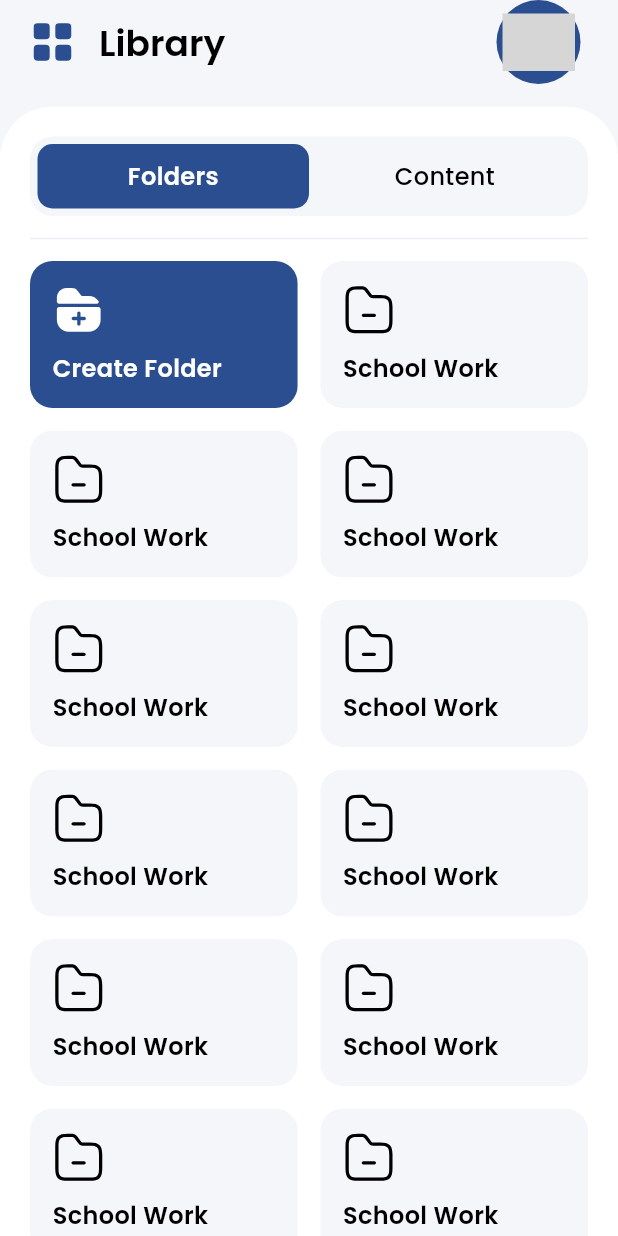
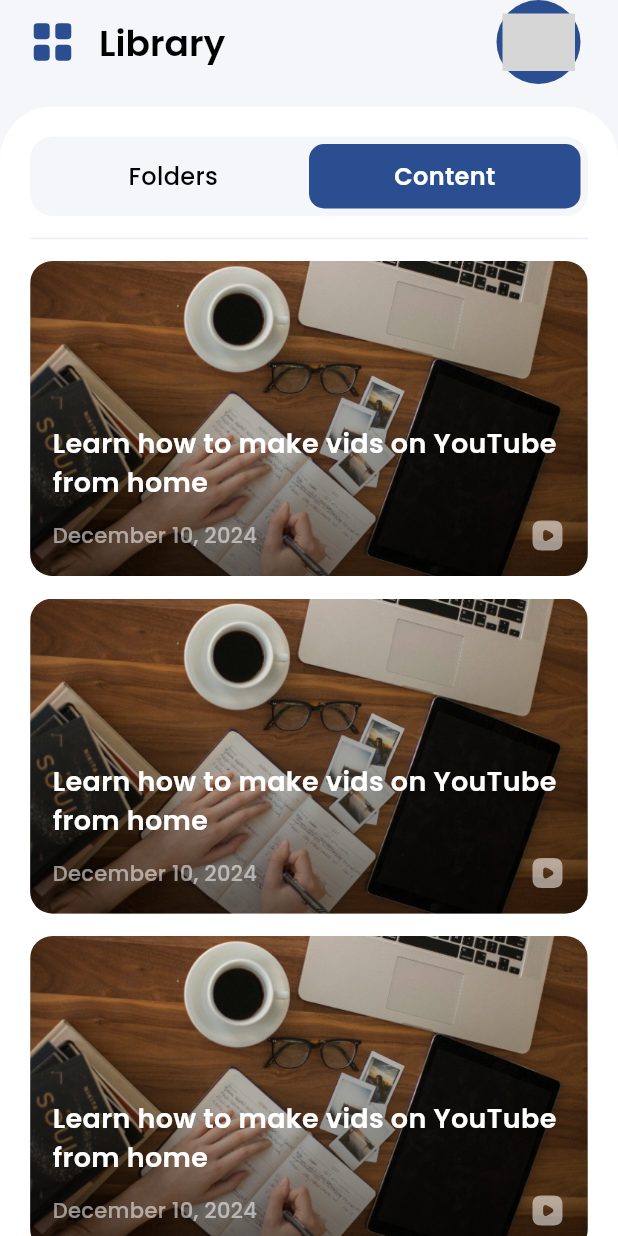
Before and after one commit to theArtistSam/Flutter-Nexus, a Flutter app: the LibraryScreen screen opened directly, after a tap on "Content", on a phone screen of 412 x 824 dp. Run offline on Flutter 3.47's test engine with Material 3 defaults, Android fonts, the phone set to English and light mode, and no system bars; drawn by our look-alikes of figma_squircle; our stand-ins replace audioplayers, awesome_bottom_bar, bloc, carousel_slider, equatable, flutter_bloc and 3 more; missing offline and left inert: dart:ffi; grey boxes are pictures that could not be loaded.

Commit message:
Library Bloc Added + StyledTabs Bloc Fixed

```diff
--- /dev/null
+++ b/lib/blocs/libraryScreen_bloc/bloc/library_screen_bloc.dart
@@ -0,0 +1,20 @@
+import 'dart:async';
+
+import 'package:bloc/bloc.dart';
+import 'package:equatable/equatable.dart';
+import 'package:flutter/material.dart';
+
+part 'library_screen_event.dart';
+part 'library_screen_state.dart';
+
+class LibraryScreenBloc extends Bloc<LibraryScreenEvent, LibraryScreenState> {
+  LibraryScreenBloc() : super(LibraryScreenInitial()) {
+    on<ToggleView>(toggleView);
+  }
+
+  FutureOr<void> toggleView(
+      ToggleView event, Emitter<LibraryScreenState> emit) {
+    final currentState = (state as LibraryScreenInitial);
+    emit(currentState.copyWith(isLeftSelected: event.isLeftSelected));
+  }
+}
--- /dev/null
+++ b/lib/blocs/libraryScreen_bloc/bloc/library_screen_event.dart
@@ -0,0 +1,14 @@
+part of 'library_screen_bloc.dart';
+
+sealed class LibraryScreenEvent extends Equatable {
+  const LibraryScreenEvent();
+
+  @override
+  List<Object> get props => [];
+}
+
+// ignore: must_be_immutable
+class ToggleView extends LibraryScreenEvent {
+  bool isLeftSelected;
+  ToggleView({required this.isLeftSelected});
+}
--- /dev/null
+++ b/lib/blocs/libraryScreen_bloc/bloc/library_screen_state.dart
@@ -0,0 +1,22 @@
+part of 'library_screen_bloc.dart';
+
+sealed class LibraryScreenState extends Equatable {
+  const LibraryScreenState();
+
+  @override
+  List<Object> get props => [];
+}
+
+// ignore: must_be_immutable
+class LibraryScreenInitial extends LibraryScreenState {
+  bool isLeftSelected;
+  LibraryScreenInitial({this.isLeftSelected = true});
+
+  LibraryScreenInitial copyWith({bool? isLeftSelected}) {
+    return LibraryScreenInitial(
+        isLeftSelected: isLeftSelected ?? this.isLeftSelected);
+  }
+
+  @override
+  List<Object> get props => [isLeftSelected];
+}
--- a/lib/blocs/navbar_bloc/bloc/navbar_bloc.dart
+++ b/lib/blocs/navbar_bloc/bloc/navbar_bloc.dart
@@ -13,6 +13,7 @@
 
   FutureOr<void> switchScreenEvent(
       SwitchScreenEvent event, Emitter<NavbarState> emit) {
-    emit((state as NavbarInitial).copyWith(index: event.index));
+    final currentState = state as NavbarInitial;
+    emit((currentState).copyWith(index: event.index));
   }
 }
--- a/lib/blocs/navbar_bloc/bloc/navbar_state.dart
+++ b/lib/blocs/navbar_bloc/bloc/navbar_state.dart
@@ -11,7 +11,7 @@
 
   NavbarInitial({this.index = 0});
 
-  NavbarInitial copyWith({int? index, bool? isTranslateSelected}) {
+  NavbarInitial copyWith({int? index}) {
     return NavbarInitial(
       index: index ?? this.index,
     );
--- a/lib/blocs/styledTabs_bloc/bloc/styled_tabs_bloc.dart
+++ b/lib/blocs/styledTabs_bloc/bloc/styled_tabs_bloc.dart
@@ -13,6 +13,6 @@
 
   FutureOr<void> toggleTabs(ToggleTabs event, Emitter<StyledTabsState> emit) {
     final currentState = (state as StyledTabsInitial);
-    emit((currentState).copyWith(isLeftSelected: !currentState.isLeftSelected));
+    emit((currentState).copyWith(isLeftSelected: event.isLeftSelected));
   }
 }
--- a/lib/blocs/styledTabs_bloc/bloc/styled_tabs_event.dart
+++ b/lib/blocs/styledTabs_bloc/bloc/styled_tabs_event.dart
@@ -7,4 +7,8 @@
   List<Object> get props => [];
 }
 
-class ToggleTabs extends StyledTabsEvent {}
+// ignore: must_be_immutable
+class ToggleTabs extends StyledTabsEvent {
+  bool isLeftSelected;
+  ToggleTabs({required this.isLeftSelected});
+}
--- a/lib/blocs/styledTabs_bloc/bloc/styled_tabs_state.dart
+++ b/lib/blocs/styledTabs_bloc/bloc/styled_tabs_state.dart
@@ -11,7 +11,7 @@
 class StyledTabsInitial extends StyledTabsState {
   bool isLeftSelected;
 
-  StyledTabsInitial({this.isLeftSelected = false});
+  StyledTabsInitial({this.isLeftSelected = true});
 
   StyledTabsInitial copyWith({bool? isLeftSelected}) {
     return StyledTabsInitial(
--- a/lib/screens/library/libraryScreen.dart
+++ b/lib/screens/library/libraryScreen.dart
@@ -1,7 +1,9 @@
 import 'package:figma_squircle/figma_squircle.dart';
 import 'package:flutter/material.dart';
+import 'package:flutter_bloc/flutter_bloc.dart';
 import 'package:flutter_staggered_grid_view/flutter_staggered_grid_view.dart';
 import 'package:flutter_svg/svg.dart';
+import 'package:nexus/blocs/libraryScreen_bloc/bloc/library_screen_bloc.dart';
 import 'package:nexus/screens/folder/folderScreen.dart';
 import 'package:nexus/widgets/contentTile.dart';
 import 'package:nexus/screens/search/searchScreen.dart';
@@ -22,7 +24,19 @@
 }
 
 class _LibraryScreenState extends State<LibraryScreen> {
-  bool isFolderSelected = false;
+  late LibraryScreenBloc libraryScreenBloc;
+
+  @override
+  void initState() {
+    libraryScreenBloc = LibraryScreenBloc();
+    super.initState();
+  }
+
+  @override
+  void dispose() {
+    libraryScreenBloc.close();
+    super.dispose();
+  }
 
   @override
   Widget build(BuildContext context) {
@@ -38,12 +52,12 @@
     }
 
     void changeState(bool isLeftSelected) {
-      setState(() {
-        isFolderSelected = !isFolderSelected;
-      });
+      libraryScreenBloc.add(ToggleView(isLeftSelected: isLeftSelected));
     }
 
-    return Scaffold(
+    return BlocProvider(
+      create: (context) => libraryScreenBloc,
+      child: Scaffold(
           backgroundColor: NexusColors.accentColorLight,
           appBar: PreferredSize(
             preferredSize: const Size.fromHeight(kToolbarHeight + 15),
@@ -76,7 +90,8 @@
               color: Colors.white,
               shape: SmoothRectangleBorder(
                 borderRadius: SmoothBorderRadius.only(
-                  topLeft: SmoothRadius(cornerRadius: 35, cornerSmoothing: 0.8),
+                    topLeft:
+                        SmoothRadius(cornerRadius: 35, cornerSmoothing: 0.8),
                     topRight:
                         SmoothRadius(cornerRadius: 35, cornerSmoothing: 0.8)),
               ),
@@ -88,13 +103,16 @@
                   StyledTabs(
                       leftTabText: 'Folders',
                       rightTabText: 'Content',
-                    // isLeftSelected: isFolderSelected,
                       changeState: changeState),
                   const Divider(
                     color: NexusColors.dividerColor,
                     height: 30,
                   ),
-                isFolderSelected
+                  BlocBuilder<LibraryScreenBloc, LibraryScreenState>(
+                      builder: (context, state) {
+                    if (state is LibraryScreenInitial) {
+                      bool isLeftSelected = state.isLeftSelected;
+                      return isLeftSelected
                           ? Expanded(
                               child: MasonryGridView.count(
                                   padding: const EdgeInsets.all(0),
@@ -117,15 +135,18 @@
                                           Navigator.push(
                                               context,
                                               MaterialPageRoute(
-                                            builder: (builder) => FolderScreen(
-                                                folderName: 'School Work')));
+                                                  builder: (builder) =>
+                                                      FolderScreen(
+                                                          folderName:
+                                                              'School Work')));
                                         });
                                   }),
                             )
                           : Expanded(
                               child: ListView.separated(
                                 itemCount: 5, // Number of items
-                          separatorBuilder: (BuildContext context, int index) {
+                                separatorBuilder:
+                                    (BuildContext context, int index) {
                                   return const SizedBox(
                                       height: 15); // Separator between items
                                 },
@@ -141,10 +162,15 @@
                                       onTap: () => {});
                                 },
                               ),
-                      ),
+                            );
+                    } else {
+                      return const SizedBox();
+                    }
+                  }),
                 ],
               ),
             ),
-        ));
+          )),
+    );
   }
 }
--- a/lib/widgets/styledTabs.dart
+++ b/lib/widgets/styledTabs.dart
@@ -58,8 +58,13 @@
                     Expanded(
                       child: GestureDetector(
                         onTap: () {
-                          styledTabsBloc.add(ToggleTabs());
-                          widget.changeState?.call(isLeftSelected);
+                          if (!isLeftSelected) {
+                            styledTabsBloc
+                                .add(ToggleTabs(isLeftSelected: true));
+
+                            // !isLeftSelected is used because state update afterwards
+                            widget.changeState?.call(!isLeftSelected);
+                          }
                         },
                         child: Container(
                           decoration: ShapeDecoration(
@@ -89,8 +94,11 @@
                     Expanded(
                       child: GestureDetector(
                         onTap: () {
-                          styledTabsBloc.add(ToggleTabs());
-                          widget.changeState?.call(isLeftSelected);
+                          if (isLeftSelected) {
+                            styledTabsBloc
+                                .add(ToggleTabs(isLeftSelected: false));
+                            widget.changeState?.call(!isLeftSelected);
+                          }
                         },
                         child: Container(
                           decoration: ShapeDecoration(
```
Also changed, not shown: lib/utils/bottomNavbar.dart (+11 -5 lines). Lines whose indentation alone changed are shown as unchanged.
